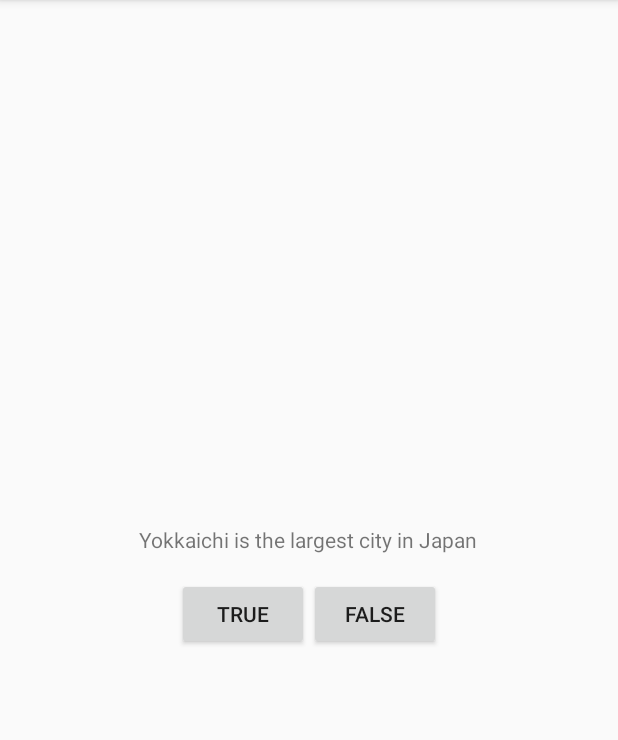
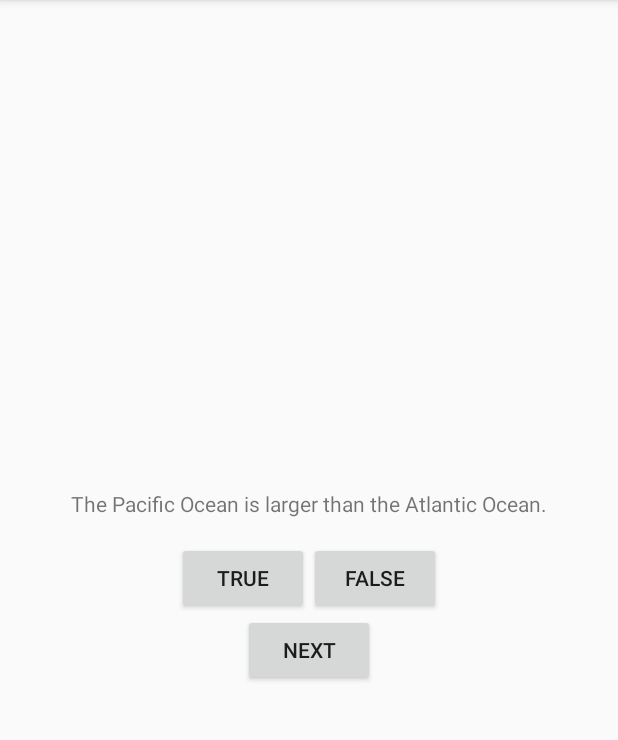
Before and after one commit to mnishiguchi/GeoQuiz, an Android app: the screen it shows after launch (MainActivity), on a phone screen of 412 x 824 dp, the part 84-824 px from its top. Run offline under Robolectric (Android 15) with nearby library versions, the phone set to English and light mode, and no system bars.

Commit message:
Add questions

```diff
--- a/app/build.gradle
+++ b/app/build.gradle
@@ -23,10 +23,10 @@ android {
 
 dependencies {
     implementation fileTree(dir: 'libs', include: ['*.jar'])
-    androidTestImplementation ('com.android.support.test.espresso:espresso-core:2.2.2', {
+    androidTestImplementation('com.android.support.test.espresso:espresso-core:2.2.2', {
         exclude group: 'com.android.support', module: 'support-annotations'
     })
-    implementation"org.jetbrains.kotlin:kotlin-stdlib-jre7:$kotlin_version"
+    implementation "org.jetbrains.kotlin:kotlin-stdlib-jre7:$kotlin_version"
     implementation 'com.android.support:appcompat-v7:25.4.0'
     testImplementation 'junit:junit:4.12'
     implementation 'com.android.support.constraint:constraint-layout:1.0.2'
--- /dev/null
+++ b/app/src/main/java/com/mnishiguchi/geoquiz/domain/Question.kt
@@ -0,0 +1,6 @@
+package com.mnishiguchi.geoquiz.domain
+
+/**
+ * Created by masa on 6/22/17.
+ */
+data class Question(val textResId: Int, val isTrue: Boolean)
--- a/app/src/main/java/com/mnishiguchi/geoquiz/ui/MainActivity.kt
+++ b/app/src/main/java/com/mnishiguchi/geoquiz/ui/MainActivity.kt
@@ -3,6 +3,7 @@ package com.mnishiguchi.geoquiz.ui
 import android.support.v7.app.AppCompatActivity
 import android.os.Bundle
 import com.mnishiguchi.geoquiz.R
+import com.mnishiguchi.geoquiz.domain.Question
 import kotlinx.android.synthetic.main.activity_main.*
 import org.jetbrains.anko.toast
 
@@ -10,11 +11,24 @@ import org.jetbrains.anko.toast
 // for older versions of Android.
 class MainActivity : AppCompatActivity() {
 
+    companion object {
+        private val questionBank = listOf<Question>(
+                Question(R.string.quiz_01, true),
+                Question(R.string.quiz_02, false),
+                Question(R.string.quiz_03, false),
+                Question(R.string.quiz_04, true),
+                Question(R.string.quiz_05, true))
+    }
+
+    private var currentIndex = 0
+
     override fun onCreate(savedInstanceState: Bundle?) {
         super.onCreate(savedInstanceState)
 
         // Inflate a layout and puts it on screen.
         setContentView(R.layout.activity_main)
+
+        questionText.setText(questionBank[currentIndex].textResId)
 
         trueButton.setOnClickListener {
             toast(R.string.incorrect_message)
@@ -23,5 +37,15 @@ class MainActivity : AppCompatActivity() {
         falseButton.setOnClickListener {
             toast(R.string.correct_message)
         }
+
+        nextButton.setOnClickListener {
+            currentIndex = (currentIndex + 1) % questionBank.size
+            updateQuestion()
+        }
+    }
+
+    private fun updateQuestion() {
+        val question = questionBank[currentIndex].textResId
+        questionText.setText(question)
     }
 }
--- a/app/src/main/res/layout/activity_main.xml
+++ b/app/src/main/res/layout/activity_main.xml
@@ -10,9 +10,9 @@
     tools:context="com.mnishiguchi.geoquiz.ui.MainActivity">
 
     <TextView
+        android:id="@+id/questionText"
         android:layout_width="wrap_content"
         android:layout_height="wrap_content"
-        android:text="@string/question_text"
         android:padding="24px"/>
 
     <LinearLayout
@@ -24,15 +24,20 @@
             android:id="@+id/trueButton"
             android:layout_width="wrap_content"
             android:layout_height="wrap_content"
-            android:layout_weight="1"
             android:text="@string/true_button" />
 
         <Button
             android:id="@+id/falseButton"
             android:layout_width="wrap_content"
             android:layout_height="wrap_content"
-            android:layout_weight="1"
             android:text="@string/false_button" />
+
     </LinearLayout>
 
+    <Button
+        android:id="@+id/nextButton"
+        android:layout_width="wrap_content"
+        android:layout_height="wrap_content"
+        android:text="@string/next_button" />
+
 </LinearLayout>
--- a/app/src/main/res/values/strings.xml
+++ b/app/src/main/res/values/strings.xml
@@ -1,8 +1,13 @@
 <resources>
     <string name="app_name">GeoQuiz</string>
-    <string name="question_text">Yokkaichi is the largest city in Japan</string>
     <string name="true_button">True</string>
     <string name="false_button">False</string>
     <string name="incorrect_message">incorrect_message</string>
     <string name="correct_message">correct_message</string>
+    <string name="next_button">Next</string>
+    <string name="quiz_01">The Pacific Ocean is larger than the Atlantic Ocean.</string>
+    <string name="quiz_02">The Suez Canal connects the Red Sea and the Indian Ocean.</string>
+    <string name="quiz_03">The source of Nile River is in Egypt.</string>
+    <string name="quiz_04">The Amazon river is the longest river in the Americas.</string>
+    <string name="quiz_05">Lake Baikal is the world\'s oldest and deepest freshwater lake.</string>
 </resources>
```
Also changed, not shown: 1 other file.
